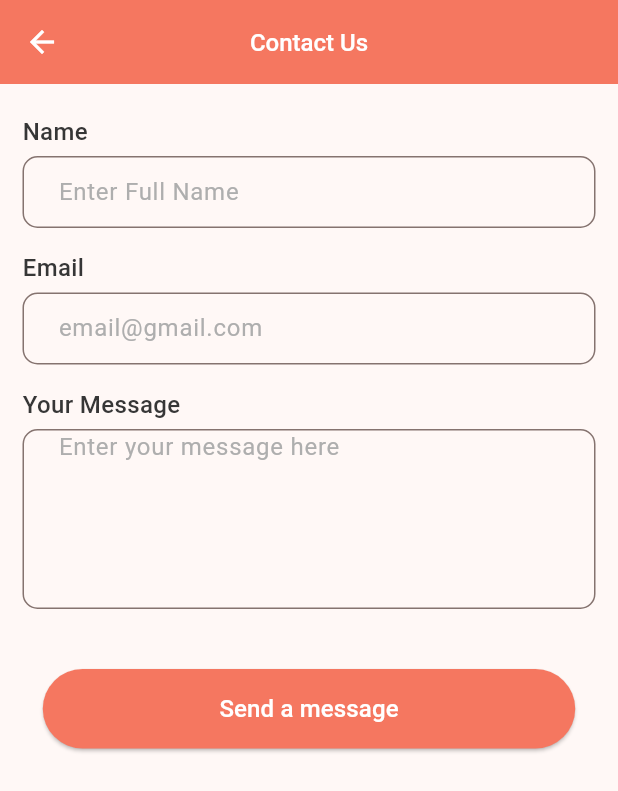
After one commit to ammardev99/Poem_Generator, a Flutter app: the ContactUs screen opened directly, on a phone screen of 412 x 824 dp. The commit adds this screen. Shown: the top 791 px of the screen. Run offline on Flutter 3.47's test engine with Material 3 defaults, Android fonts, the phone set to English and light mode, and no system bars; our stand-ins replace awesome_bottom_bar, flutter_svg, get.

Commit message:
Help, About us, Contact us

```diff
--- a/lib/Screens/auth/emil_verify.dart
+++ b/lib/Screens/auth/emil_verify.dart
@@ -10,7 +10,8 @@ class EmailVerify extends StatelessWidget {
 
   @override
   Widget build(BuildContext context) {
-    return Scaffold(
+    return SafeArea(
+      child: Scaffold(
         appBar: AppBar(),
         body: SingleChildScrollView(
           scrollDirection: Axis.vertical,
@@ -42,6 +43,7 @@ class EmailVerify extends StatelessWidget {
             ),
           ),
         ),
+      ),
     );
   }
 }
--- a/lib/Screens/auth/login.dart
+++ b/lib/Screens/auth/login.dart
@@ -19,7 +19,8 @@ class _LoginState extends State<Login> {
   bool rememberMe = false;
   @override
   Widget build(BuildContext context) {
-    return Scaffold(
+    return SafeArea(
+      child: Scaffold(
         appBar: AppBar(),
         body: SingleChildScrollView(
           scrollDirection: Axis.vertical,
@@ -103,6 +104,7 @@ class _LoginState extends State<Login> {
             ),
           ),
         ),
+      ),
     );
   }
 
--- a/lib/Screens/auth/selectaccount.dart
+++ b/lib/Screens/auth/selectaccount.dart
@@ -11,7 +11,8 @@ class SelectAccount extends StatelessWidget {
 
   @override
   Widget build(BuildContext context) {
-    return Scaffold(
+    return SafeArea(
+      child: Scaffold(
         appBar: AppBar(),
         body: Padding(
           padding: const EdgeInsets.all(20),
@@ -33,6 +34,7 @@ class SelectAccount extends StatelessWidget {
               moveButtom("Sign in",context,const Login(),"m",),
               infoAction("Don't have an  account?", "Sign up", const Signup(),)
             ],
+          ),
         ),
       ),
     );
--- a/lib/Screens/auth/signup.dart
+++ b/lib/Screens/auth/signup.dart
@@ -18,7 +18,8 @@ class _SignupState extends State<Signup> {
   bool rememberMe = false;
   @override
   Widget build(BuildContext context) {
-    return Scaffold(
+    return SafeArea(
+      child: Scaffold(
         appBar: AppBar(
           leading: BackButton(
             onPressed: () {
@@ -105,6 +106,7 @@ class _SignupState extends State<Signup> {
             ),
           ),
         ),
+      ),
     );
   }
 
--- /dev/null
+++ b/lib/Screens/ineer screens/contactus.dart
@@ -0,0 +1,66 @@
+import 'package:flutter/material.dart';
+import 'package:poem_generator/components/assets.dart';
+import 'package:poem_generator/components/widgets.dart';
+
+class ContactUs extends StatefulWidget {
+  const ContactUs({super.key});
+
+  @override
+  State<ContactUs> createState() => _ContactUsState();
+}
+
+class _ContactUsState extends State<ContactUs> {
+  @override
+  Widget build(BuildContext context) {
+    return SafeArea(
+      child: Scaffold(
+        appBar: AppBar(
+          leading: BackButton(
+            color: whiteColor,
+          ),
+          title: myHeading("Contact Us", whiteColor),
+          centerTitle: true,
+          backgroundColor: primaryColor,
+        ),
+        body: Padding(
+          padding: const EdgeInsets.symmetric(horizontal: 15),
+          child: SingleChildScrollView(
+            scrollDirection: Axis.vertical,
+            child: Column(
+              crossAxisAlignment: CrossAxisAlignment.start,
+              children: [
+                sizeBox(20),
+                myHeading('Name'),
+                sizeBox(5),
+                TextField(decoration: editProfileinputStyle("Enter Full Name")),
+                sizeBox(15),
+                myHeading('Email'),
+                sizeBox(5),
+                TextField(decoration: editProfileinputStyle("email@gmail.com")),
+                sizeBox(15),
+                myHeading('Your Message'),
+                sizeBox(5),
+                TextField(
+                  decoration: editProfileinputStyle("Enter your message here"),
+                  maxLines: 5,
+                ),
+                sizeBox(40),
+                Row(
+                  mainAxisAlignment: MainAxisAlignment.center,
+                  children: [
+                    ElevatedButton(
+                      onPressed: () {},
+                      style: nextButtonStyle(context),
+                      child: myHeading("Send a message", whiteColor),
+                    ),
+                  ],
+                ),
+                sizeBox(15),
+              ],
+            ),
+          ),
+        ),
+      ),
+    );
+  }
+}
--- a/lib/components/assets.dart
+++ b/lib/components/assets.dart
@@ -3,6 +3,7 @@ import 'package:flutter/material.dart';
 // App Colors
 Color primaryColor = const Color(0xFFF57760);
 Color primaryColor03 = primaryColor.withOpacity(0.3);
+Color lightColor = const Color(0xFFF9ADA0);
 Color secondaryColor = const Color(0xFF374151);
 Color whiteColor = const Color(0xFFFFFFFF);
 Color borderColor = const Color(0xFFAEAEAE);
@@ -48,28 +49,27 @@ InputDecoration inputStyle(
 }
 
 // Edit profile input style
-InputDecoration editProfileinputStyle(String hint
-) {
+InputDecoration editProfileinputStyle(String hint) {
   return InputDecoration(
-                      contentPadding: const EdgeInsets.symmetric(
-                          horizontal: 20, vertical: 0),
+    contentPadding: const EdgeInsets.symmetric(horizontal: 20, vertical: 0),
     hintText: hint,
     hintStyle: TextStyle(color: borderColor),
     border: OutlineInputBorder(
-                        borderRadius: BorderRadius.circular(100),
+      // borderRadius: BorderRadius.circular(100),
+      borderRadius: BorderRadius.circular(10),
       borderSide: BorderSide(
         color: borderColor,
       ),
     ),
     focusedBorder: OutlineInputBorder(
-                        borderRadius: BorderRadius.circular(100),
+      // borderRadius: BorderRadius.circular(100),
+      borderRadius: BorderRadius.circular(10),
       borderSide: BorderSide(
         color: primaryColor,
       ),
     ),
   );
 }
-
 
 // Search container
 Decoration searchDecoration(Color color, Color borderColor) {
@@ -79,18 +79,29 @@ Decoration searchDecoration(Color color, Color borderColor) {
       border: Border.all(color: borderColor));
 }
 
-
-InputDecoration searchStyle(String hint, Color hintColor, Color fillColor , IconData icon ) {
+InputDecoration searchStyle(
+    String hint, Color hintColor, Color fillColor, IconData icon) {
   return InputDecoration(
     hintText: hint,
     hintStyle: TextStyle(color: hintColor, fontWeight: FontWeight.normal),
     contentPadding: const EdgeInsets.symmetric(horizontal: 10, vertical: 10),
-    suffixIcon: IconButton(onPressed: (){}, icon: Icon(
+    suffixIcon: IconButton(
+      onPressed: () {},
+      icon: Icon(
         icon,
         color: hintColor,
-      ),),
+      ),
+    ),
     border: InputBorder.none,
     fillColor: fillColor,
     focusColor: borderColor,
   );
 }
+
+ButtonStyle nextButtonStyle(BuildContext context) {
+  return ButtonStyle(
+    backgroundColor: MaterialStatePropertyAll(primaryColor),
+    padding: MaterialStatePropertyAll(EdgeInsets.symmetric(
+        horizontal: MediaQuery.of(context).size.width / 3.5, vertical: 15)),
+  );
+}
--- a/lib/components/widgets.dart
+++ b/lib/components/widgets.dart
@@ -6,7 +6,7 @@ import 'package:poem_generator/Screens/ineer%20screens/profile_edit.dart';
 import 'package:poem_generator/components/assets.dart';
 import 'package:poem_generator/models/category_model.dart';
 
-Widget myTitle(String text, [Color? color]) {
+Widget myTitle(String text,  [Color? color]   ) {
   return Text(
     text,
     style: TextStyle(
--- a/lib/main.dart
+++ b/lib/main.dart
@@ -1,10 +1,16 @@
 import 'package:flutter/material.dart';
+import 'package:flutter/services.dart';
 import 'package:get/get.dart';
 import 'package:poem_generator/Screens/onboarding/onboarding.dart';
 import 'package:poem_generator/components/assets.dart';
 
 void main() {
+  SystemChrome.setSystemUIOverlayStyle( SystemUiOverlayStyle(
+    statusBarColor: lightColor, // Set your desired status bar color
+    statusBarBrightness: Brightness.light, // Set status bar text brightness (light or dark)
+  ));
   runApp(const MyApp());
+
 }
 
 class MyApp extends StatelessWidget {
--- a/pubspec.yaml
+++ b/pubspec.yaml
@@ -38,6 +38,7 @@ dependencies:
   flutter_svg: ^2.0.10+1
   get: ^4.6.6
   awesome_bottom_bar: ^1.2.4
+  url_launcher: ^6.2.6
 
 dev_dependencies:
   flutter_test:
```
Also changed, not shown: lib/Screens/auth/otp.dart (+5 -3 lines), lib/Screens/categories.dart (+9 -1 lines), lib/Screens/favorite.dart (+5 -3 lines), lib/Screens/genrate.dart (+4 -5 lines), lib/Screens/ineer screens/aboutus.dart (added, +82 -0 lines), lib/Screens/ineer screens/help.dart (added, +110 -0 lines), lib/Screens/ineer screens/profile_edit.dart (+5 -4 lines), lib/Screens/menu.dart (+15 -10 lines), lib/Screens/onboarding/onboarding.dart (+24 -15 lines), pubspec.lock, 5 other files. Lines whose indentation alone changed are shown as unchanged.
